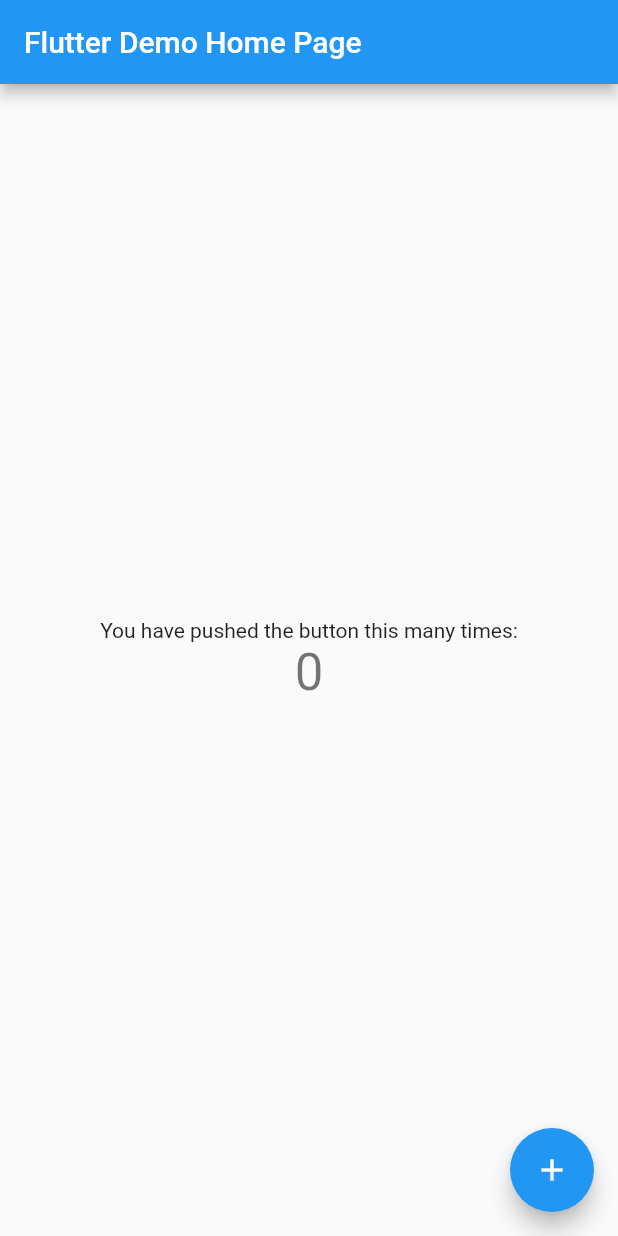
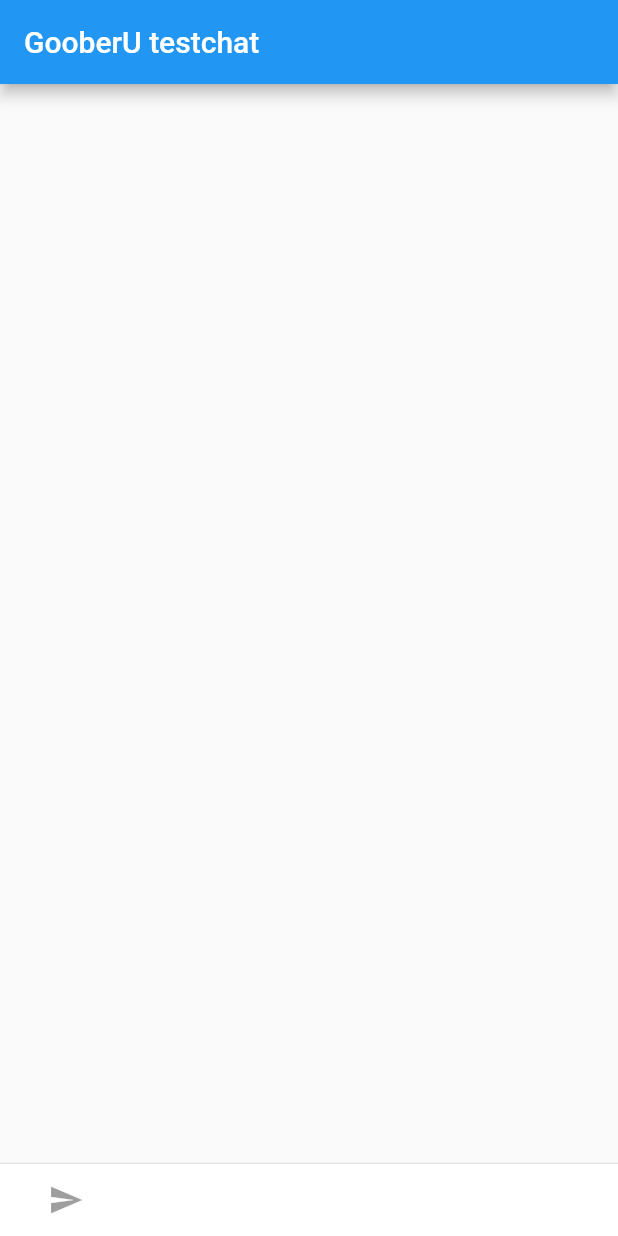
Before and after one commit to gooberu/testchat, a Flutter app: the screen it shows after launch, on a phone screen of 412 x 824 dp. Run offline on Flutter 3.47's test engine with Material 2 defaults, Android fonts, the phone set to English and light mode, and no system bars.

Commit message:
commit for testchat-checkpoint-02

```diff
--- a/lib/main.dart
+++ b/lib/main.dart
@@ -1,109 +1,300 @@
+// Copyright 2017, the Flutter project authors.  Please see the AUTHORS file
+// for details. All rights reserved. Use of this source code is governed by a
+// BSD-style license that can be found in the LICENSE file.
+
+import 'dart:async';
+//import 'dart:math';
+
 import 'package:flutter/material.dart';
+import 'package:flutter/foundation.dart';
+//import 'package:firebase_auth/firebase_auth.dart';
+//import 'package:firebase_database/firebase_database.dart';
+//import 'package:firebase_storage/firebase_storage.dart';
+//import 'package:google_sign_in/google_sign_in.dart';
+//import 'package:image_picker/image_picker.dart';
 
-void main() => runApp(new MyApp());
+import 'type_meme.dart';
+import 'platform_adaptive.dart';
+
+const _name = 'Emily';
+
+void main() {
+  runApp(new MyApp());
+}
 
 class MyApp extends StatelessWidget {
-  // This widget is the root of your application.
   @override
   Widget build(BuildContext context) {
     return new MaterialApp(
-      title: 'Flutter Demo',
-      theme: new ThemeData(
-        // This is the theme of your application.
-        //
-        // Try running your application with "flutter run". You'll see the
-        // application has a blue toolbar. Then, without quitting the app, try
-        // changing the primarySwatch below to Colors.green and then invoke
-        // "hot reload" (press "r" in the console where you ran "flutter run",
-        // or press Run > Flutter Hot Reload in IntelliJ). Notice that the
-        // counter didn't reset back to zero; the application is not restarted.
-        primarySwatch: Colors.blue,
-      ),
-      home: new MyHomePage(title: 'Flutter Demo Home Page'),
+      title: 'GooberU testchat',
+      // TODO: Add platform adaptive theme
+//      theme: defaultTargetPlatform == TargetPlatform.iOS
+//          ? kIOSTheme
+//          : kDefaultTheme,
+//      home: new Container(color: Colors.black),
+      // TODO: Add ChatScreen
+      home: new ChatScreen(),
     );
   }
 }
 
-class MyHomePage extends StatefulWidget {
-  MyHomePage({Key key, this.title}) : super(key: key);
+class ChatScreen extends StatefulWidget {
+  @override
+  State createState() => new ChatScreenState();
+}
 
-  // This widget is the home page of your application. It is stateful, meaning
-  // that it has a State object (defined below) that contains fields that affect
-  // how it looks.
-
-  // This class is the configuration for the state. It holds the values (in this
-  // case the title) provided by the parent (in this case the App widget) and
-  // used by the build method of the State. Fields in a Widget subclass are
-  // always marked "final".
-
-  final String title;
+class ChatScreenState extends State<ChatScreen> with TickerProviderStateMixin {
+  List<ChatMessage> _messages = [];
+//  DatabaseReference _messagesReference = FirebaseDatabase.instance.reference();
+  TextEditingController _textController = new TextEditingController();
+  bool _isComposing = false;
+//  GoogleSignIn _googleSignIn = new GoogleSignIn();
 
   @override
-  _MyHomePageState createState() => new _MyHomePageState();
-}
+  void initState() {
+    super.initState();
+//    _googleSignIn.signInSilently();
+//    FirebaseAuth.instance.signInAnonymously().then((user) {
+//      _messagesReference.onChildAdded.listen((Event event) {
+//        var val = event.snapshot.value;
+//        _addMessage(
+//            name: val['sender']['name'],
+//            senderImageUrl: val['sender']['imageUrl'],
+//            text: val['text'],
+//            imageUrl: val['imageUrl'],
+//            textOverlay: val['textOverlay']);
+//      });
+//    });
+  }
 
-class _MyHomePageState extends State<MyHomePage> {
-  int _counter = 0;
+  @override
+  void dispose() {
+    for (ChatMessage message in _messages) {
+      message.animationController.dispose();
+    }
+    super.dispose();
+  }
 
-  void _incrementCounter() {
+  void _handleMessageChanged(String text) {
     setState(() {
-      // This call to setState tells the Flutter framework that something has
-      // changed in this State, which causes it to rerun the build method below
-      // so that the display can reflect the updated values. If we changed
-      // _counter without calling setState(), then the build method would not be
-      // called again, and so nothing would appear to happen.
-      _counter++;
+      _isComposing = text.length > 0;
     });
   }
 
-  @override
+  void _handleSubmitted(String text) {
+    // TODO: Fill out this function
+//    _textController.clear();
+//    PRE-PLUGINS
+//    _addMessage(name: _name, text: text);
+//    POST-PLUGINS
+//    _googleSignIn.signIn().then((user) {
+//      var message = {
+//        'sender': {'name': user.displayName, 'imageUrl': user.photoUrl},
+//        'text': text,
+//      };
+//      _messagesReference.push().set(message);
+//    });
+  }
+
+  void _addMessage(
+      {String name,
+      String text,
+      String imageUrl,
+      String textOverlay,
+      String senderImageUrl}) {
+    var animationController;
+    // TODO: initialize animationController
+//    var animationController = new AnimationController(
+//      duration: new Duration(milliseconds: 700),
+//      vsync: this,
+//    );
+    var sender = new ChatUser(name: name, imageUrl: senderImageUrl);
+    var message = new ChatMessage(
+        sender: sender,
+        text: text,
+        imageUrl: imageUrl,
+        textOverlay: textOverlay,
+        animationController: animationController);
+    // TODO: Insert message
+//    setState(() {
+//      _messages.insert(0, message);
+//    });
+    if (imageUrl != null) {
+      NetworkImage image = new NetworkImage(imageUrl);
+      image
+          .resolve(createLocalImageConfiguration(context))
+          .addListener((_, __) {
+        animationController?.forward();
+      });
+    } else {
+      animationController?.forward();
+    }
+  }
+
+  Future<Null> _handlePhotoButtonPressed() async {
+    // TODO: Fill out this function
+//    var account = await _googleSignIn.signIn();
+//    var imageFile = await ImagePicker.pickImage();
+//    var random = new Random().nextInt(10000);
+//    var ref = FirebaseStorage.instance.ref().child('image_$random.jpg');
+//    var uploadTask = ref.put(imageFile);
+//    var textOverlay = await Navigator.push(context, new TypeMemeRoute(imageFile));
+//    if (textOverlay == null) return;
+//    var downloadUrl = (await uploadTask.future).downloadUrl;
+//    var message = {
+//      'sender': {'name': account.displayName, 'imageUrl': account.photoUrl},
+//      'imageUrl': downloadUrl.toString(),
+//      'textOverlay': textOverlay,
+//    };
+//    _messagesReference.push().set(message);
+  }
+
+  Widget _buildTextComposer() {
+    return new IconTheme(
+        data: new IconThemeData(color: Theme.of(context).accentColor),
+        child: new PlatformAdaptiveContainer(
+            margin: const EdgeInsets.symmetric(horizontal: 8.0),
+            child: new Row(children: [
+              new Container(
+                margin: new EdgeInsets.symmetric(horizontal: 4.0),
+                // TODO: Add photo icon button
+//                child: new IconButton(
+//                  icon: new Icon(Icons.photo),
+//                  onPressed: _handlePhotoButtonPressed,
+//                ),
+              ),
+              // TODO: Add TextField
+//              new Flexible(
+//                child: new TextField(
+//                  controller: _textController,
+//                  onSubmitted: _handleSubmitted,
+//                  onChanged: _handleMessageChanged,
+//                  decoration:
+//                      new InputDecoration.collapsed(hintText: 'Send a message'),
+//                ),
+//              ),
+              new Container(
+                  margin: new EdgeInsets.symmetric(horizontal: 4.0),
+                  child: new PlatformAdaptiveButton(
+                    icon: new Icon(Icons.send),
+                    onPressed: _isComposing
+                        ? () => _handleSubmitted(_textController.text)
+                        : null,
+                    child: new Text('Send'),
+                  )),
+            ])));
+  }
+
   Widget build(BuildContext context) {
-    // This method is rerun every time setState is called, for instance as done
-    // by the _incrementCounter method above.
-    //
-    // The Flutter framework has been optimized to make rerunning build methods
-    // fast, so that you can just rebuild anything that needs updating rather
-    // than having to individually change instances of widgets.
     return new Scaffold(
-      appBar: new AppBar(
-        // Here we take the value from the MyHomePage object that was created by
-        // the App.build method, and use it to set our appbar title.
-        title: new Text(widget.title),
+        appBar: new PlatformAdaptiveAppBar(
+          title: new Text('GooberU testchat'),
+          platform: Theme.of(context).platform,
+        ),
+        body: new Column(children: [
+          new Flexible(
+              child: new ListView.builder(
+            padding: new EdgeInsets.all(8.0),
+            reverse: true,
+            itemBuilder: (_, int index) =>
+                new ChatMessageListItem(_messages[index]),
+            itemCount: _messages.length,
+          )),
+          new Divider(height: 1.0),
+          new Container(
+              decoration: new BoxDecoration(color: Theme.of(context).cardColor),
+              child: _buildTextComposer()),
+        ]));
+  }
+}
+
+class ChatUser {
+  ChatUser({this.name, this.imageUrl});
+  final String name;
+  final String imageUrl;
+}
+
+class ChatMessage {
+  ChatMessage(
+      {this.sender,
+      this.text,
+      this.imageUrl,
+      this.textOverlay,
+      this.animationController});
+  final ChatUser sender;
+  final String text;
+  final String imageUrl;
+  final String textOverlay;
+  final AnimationController animationController;
+}
+
+class ChatMessageListItem extends StatelessWidget {
+  ChatMessageListItem(this.message);
+
+  final ChatMessage message;
+
+  Widget build(BuildContext context) {
+    return new Container(
+      // TODO: Add SizeTransition
+//    return new SizeTransition(
+//        sizeFactor: new CurvedAnimation(
+//            parent: message.animationController, curve: Curves.easeOut),
+//        axisAlignment: 0.0,
+//        child: new Container(
+      margin: const EdgeInsets.symmetric(vertical: 10.0),
+      child: new Row(
+        crossAxisAlignment: CrossAxisAlignment.start,
+        children: [
+          new Container(
+            margin: const EdgeInsets.only(right: 16.0),
+            child:
+                new CircleAvatar(), // TODO: Replace with GoogleUserCircleAvatar
+//                child: new GoogleUserCircleAvatar(message.sender.imageUrl),
+          ),
+          new Column(
+            crossAxisAlignment: CrossAxisAlignment.start,
+            children: [
+              new Text(message.sender.name,
+                  style: Theme.of(context).textTheme.subhead),
+              new Container(
+                  margin: const EdgeInsets.only(top: 5.0),
+                  child: new ChatMessageContent(message)),
+            ],
+          ),
+        ],
       ),
-      body: new Center(
-        // Center is a layout widget. It takes a single child and positions it
-        // in the middle of the parent.
-        child: new Column(
-          // Column is also layout widget. It takes a list of children and
-          // arranges them vertically. By default, it sizes itself to fit its
-          // children horizontally, and tries to be as tall as its parent.
-          //
-          // Invoke "debug paint" (press "p" in the console where you ran
-          // "flutter run", or select "Toggle Debug Paint" from the Flutter tool
-          // window in IntelliJ) to see the wireframe for each widget.
-          //
-          // Column has various properties to control how it sizes itself and
-          // how it positions its children. Here we use mainAxisAlignment to
-          // center the children vertically; the main axis here is the vertical
-          // axis because Columns are vertical (the cross axis would be
-          // horizontal).
-          mainAxisAlignment: MainAxisAlignment.center,
-          children: <Widget>[
-            new Text(
-              'You have pushed the button this many times:',
-            ),
-            new Text(
-              '$_counter',
-              style: Theme.of(context).textTheme.display1,
-            ),
-          ],
-        ),
-      ),
-      floatingActionButton: new FloatingActionButton(
-        onPressed: _incrementCounter,
-        tooltip: 'Increment',
-        child: new Icon(Icons.add),
-      ), // This trailing comma makes auto-formatting nicer for build methods.
+//        )
     );
   }
 }
+
+class ChatMessageContent extends StatelessWidget {
+  ChatMessageContent(this.message);
+
+  final ChatMessage message;
+
+  Widget build(BuildContext context) {
+    if (message.imageUrl != null) {
+      var image = new Image.network(message.imageUrl, width: 200.0);
+      if (message.textOverlay == null) {
+        return image;
+      } else {
+        return new Stack(
+          alignment: FractionalOffset.topCenter,
+          children: [
+            image,
+            new Container(
+                alignment: FractionalOffset.topCenter,
+                width: 200.0,
+                child: new Text(message.textOverlay,
+                    style:
+                        const TextStyle(fontFamily: 'Anton', fontSize: 16.0),
+                    softWrap: true,
+                    textAlign: TextAlign.center)),
+          ],
+        );
+      }
+    } else
+      return new Text(message.text);
+  }
+}
--- /dev/null
+++ b/lib/platform_adaptive.dart
@@ -0,0 +1,92 @@
+// Copyright 2017, the Flutter project authors.  Please see the AUTHORS file
+// for details. All rights reserved. Use of this source code is governed by a
+// BSD-style license that can be found in the LICENSE file.
+
+import 'package:flutter/material.dart';
+import 'package:flutter/cupertino.dart';
+
+final ThemeData kIOSTheme = new ThemeData(
+  primarySwatch: Colors.orange,
+  primaryColor: Colors.grey[100],
+  primaryColorBrightness: Brightness.light,
+);
+
+final ThemeData kDefaultTheme = new ThemeData(
+  primarySwatch: Colors.purple,
+  accentColor: Colors.orangeAccent[400],
+);
+
+/// App bar that uses iOS styling on iOS
+class PlatformAdaptiveAppBar extends AppBar {
+  PlatformAdaptiveAppBar({
+    Key key,
+    TargetPlatform platform,
+    List<Widget> actions,
+    Widget title,
+    Widget body,
+    // TODO(jackson): other properties?
+  })
+      : super(
+          key: key,
+          elevation: platform == TargetPlatform.iOS ? 0.0 : 4.0,
+          title: title,
+          actions: actions,
+        );
+}
+
+/// Button that is Material on Android and Cupertino on iOS
+/// On Android an icon button; on iOS, text is used
+class PlatformAdaptiveButton extends StatelessWidget {
+  PlatformAdaptiveButton({Key key, this.child, this.icon, this.onPressed})
+      : super(key: key);
+  final Widget child;
+  final Widget icon;
+  final VoidCallback onPressed;
+
+  @override
+  Widget build(BuildContext context) {
+    if (Theme.of(context).platform == TargetPlatform.iOS) {
+      return new CupertinoButton(
+        child: child,
+        onPressed: onPressed,
+      );
+    } else {
+      return new IconButton(
+        icon: icon,
+        onPressed: onPressed,
+      );
+    }
+  }
+}
+
+class PlatformAdaptiveContainer extends StatelessWidget {
+  final Widget child;
+  final EdgeInsets margin;
+
+  PlatformAdaptiveContainer({Key key, this.child, this.margin})
+      : super(key: key);
+
+  @override
+  Widget build(BuildContext context) {
+    return new Container(
+      child: child,
+      margin: margin,
+      decoration: Theme.of(context).platform == TargetPlatform.iOS
+          ? new BoxDecoration(
+              border: new Border(top: new BorderSide(color: Colors.grey[200])))
+          : null,
+    );
+  }
+}
+
+class PlatformChooser extends StatelessWidget {
+  PlatformChooser({Key key, this.iosChild, this.defaultChild});
+  final Widget iosChild;
+  final Widget defaultChild;
+
+  @override
+  Widget build(BuildContext context) {
+    if (Theme.of(context).platform == TargetPlatform.iOS) return iosChild;
+    return defaultChild;
+  }
+}
--- a/pubspec.yaml
+++ b/pubspec.yaml
@@ -24,6 +24,11 @@ flutter:
   # included with your application, so that you can use the icons in
   # the material Icons class.
   uses-material-design: true
+
+#  fonts:
+#    - family: Anton
+#      fonts:
+#        - asset: assets/fonts/Anton-Regular.ttf
 
   # To add assets to your application, add an assets section, like this:
   # assets:
```
Also changed, not shown: lib/type_meme.dart (added, +85 -0 lines), 2 other files.
